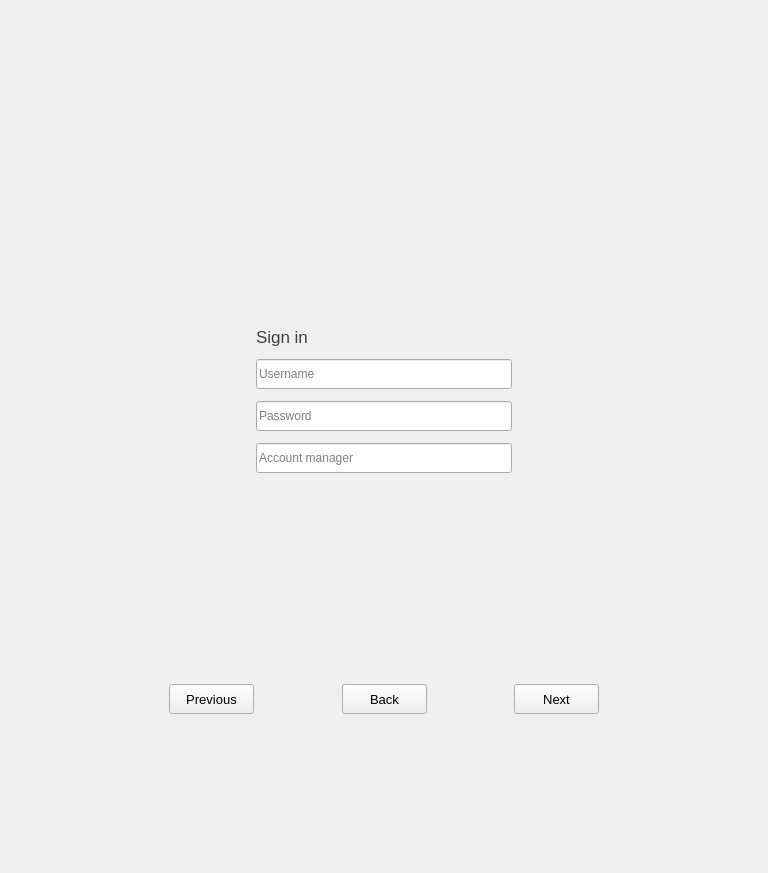
First picture: the form in newwizardwidget.ui, repository savoirfairelinux/jami-client-windows, before the edit.
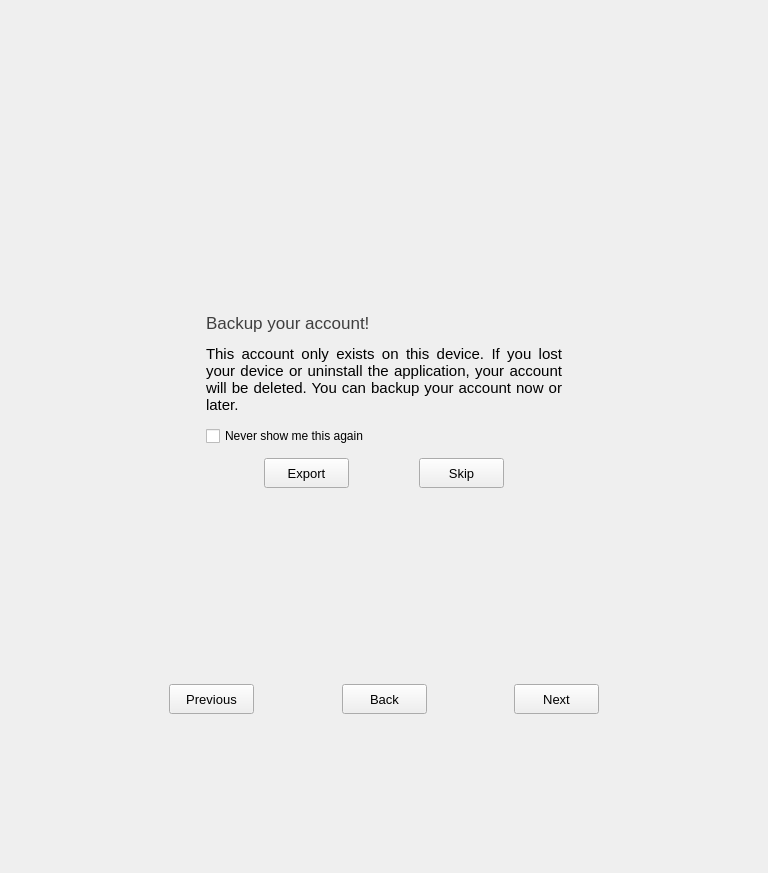
Second picture: the form after the edit. The open tabs and pages were chosen to show the change. Icons and pictures are not drawn. Custom widgets are drawn as their Qt base class.

Commit message: wizard: add backup keys page

```diff
--- a/newwizardwidget.ui
+++ b/newwizardwidget.ui
@@ -2193,6 +2193,228 @@
                  </item>
                 </layout>
                </widget>
+               <widget class="QWidget" name="backupKeysPage">
+                <layout class="QVBoxLayout" name="verticalLayout_22">
+                 <property name="spacing">
+                  <number>0</number>
+                 </property>
+                 <property name="leftMargin">
+                  <number>0</number>
+                 </property>
+                 <property name="topMargin">
+                  <number>0</number>
+                 </property>
+                 <property name="rightMargin">
+                  <number>0</number>
+                 </property>
+                 <property name="bottomMargin">
+                  <number>0</number>
+                 </property>
+                 <item>
+                  <spacer name="verticalSpacer_18">
+                   <property name="orientation">
+                    <enum>Qt::Vertical</enum>
+                   </property>
+                   <property name="sizeHint" stdset="0">
+                    <size>
+                     <width>20</width>
+                     <height>40</height>
+                    </size>
+                   </property>
+                  </spacer>
+                 </item>
+                 <item>
+                  <layout class="QVBoxLayout" name="verticalLayout_15">
+                   <property name="spacing">
+                    <number>12</number>
+                   </property>
+                   <property name="topMargin">
+                    <number>0</number>
+                   </property>
+                   <item>
+                    <widget class="QLabel" name="backupKeysLabel">
+                     <property name="minimumSize">
+                      <size>
+                       <width>256</width>
+                       <height>0</height>
+                      </size>
+                     </property>
+                     <property name="maximumSize">
+                      <size>
+                       <width>16777215</width>
+                       <height>16777215</height>
+                      </size>
+                     </property>
+                     <property name="font">
+                      <font>
+                       <pointsize>13</pointsize>
+                      </font>
+                     </property>
+                     <property name="styleSheet">
+                      <string notr="true">color: rgb(63, 63, 63)</string>
+                     </property>
+                     <property name="text">
+                      <string>Backup your account!</string>
+                     </property>
+                    </widget>
+                   </item>
+                   <item>
+                    <widget class="QLabel" name="backupInfoLabel">
+                     <property name="minimumSize">
+                      <size>
+                       <width>0</width>
+                       <height>0</height>
+                      </size>
+                     </property>
+                     <property name="maximumSize">
+                      <size>
+                       <width>16777215</width>
+                       <height>16777215</height>
+                      </size>
+                     </property>
+                     <property name="font">
+                      <font>
+                       <pointsize>11</pointsize>
+                      </font>
+                     </property>
+                     <property name="text">
+                      <string>This account only exists on this device. If you lost your device or uninstall the application, your account will be deleted. You can backup your account now or later.</string>
+                     </property>
+                     <property name="alignment">
+                      <set>Qt::AlignJustify|Qt::AlignVCenter</set>
+                     </property>
+                     <property name="wordWrap">
+                      <bool>true</bool>
+                     </property>
+                    </widget>
+                   </item>
+                   <item>
+                    <widget class="QCheckBox" name="neverShowAgainBox">
+                     <property name="minimumSize">
+                      <size>
+                       <width>0</width>
+                       <height>0</height>
+                      </size>
+                     </property>
+                     <property name="maximumSize">
+                      <size>
+                       <width>16777215</width>
+                       <height>16777215</height>
+                      </size>
+                     </property>
+                     <property name="text">
+                      <string>Never show me this again</string>
+                     </property>
+                    </widget>
+                   </item>
+                   <item>
+                    <layout class="QHBoxLayout" name="horizontalLayout_19">
+                     <item>
+                      <spacer name="horizontalSpacer_16">
+                       <property name="orientation">
+                        <enum>Qt::Horizontal</enum>
+                       </property>
+                       <property name="sizeHint" stdset="0">
+                        <size>
+                         <width>40</width>
+                         <height>20</height>
+                        </size>
+                       </property>
+                      </spacer>
+                     </item>
+                     <item>
+                      <widget class="QPushButton" name="exportBtn">
+                       <property name="minimumSize">
+                        <size>
+                         <width>85</width>
+                         <height>30</height>
+                        </size>
+                       </property>
+                       <property name="maximumSize">
+                        <size>
+                         <width>85</width>
+                         <height>30</height>
+                        </size>
+                       </property>
+                       <property name="font">
+                        <font>
+                         <pointsize>10</pointsize>
+                        </font>
+                       </property>
+                       <property name="text">
+                        <string>Export</string>
+                       </property>
+                      </widget>
+                     </item>
+                     <item>
+                      <spacer name="horizontalSpacer_14">
+                       <property name="orientation">
+                        <enum>Qt::Horizontal</enum>
+                       </property>
+                       <property name="sizeHint" stdset="0">
+                        <size>
+                         <width>40</width>
+                         <height>20</height>
+                        </size>
+                       </property>
+                      </spacer>
+                     </item>
+                     <item>
+                      <widget class="QPushButton" name="skipBtn">
+                       <property name="minimumSize">
+                        <size>
+                         <width>85</width>
+                         <height>30</height>
+                        </size>
+                       </property>
+                       <property name="maximumSize">
+                        <size>
+                         <width>85</width>
+                         <height>30</height>
+                        </size>
+                       </property>
+                       <property name="font">
+                        <font>
+                         <pointsize>10</pointsize>
+                        </font>
+                       </property>
+                       <property name="text">
+                        <string>Skip</string>
+                       </property>
+                      </widget>
+                     </item>
+                     <item>
+                      <spacer name="horizontalSpacer_19">
+                       <property name="orientation">
+                        <enum>Qt::Horizontal</enum>
+                       </property>
+                       <property name="sizeHint" stdset="0">
+                        <size>
+                         <width>40</width>
+                         <height>20</height>
+                        </size>
+                       </property>
+                      </spacer>
+                     </item>
+                    </layout>
+                   </item>
+                  </layout>
+                 </item>
+                 <item>
+                  <spacer name="verticalSpacer_24">
+                   <property name="orientation">
+                    <enum>Qt::Vertical</enum>
+                   </property>
+                   <property name="sizeHint" stdset="0">
+                    <size>
+                     <width>20</width>
+                     <height>40</height>
+                    </size>
+                   </property>
+                  </spacer>
+                 </item>
+                </layout>
+               </widget>
                <widget class="QWidget" name="importFromDevicePage">
                 <layout class="QVBoxLayout" name="verticalLayout_19">
                  <property name="spacing">
@@ -2494,6 +2716,11 @@
                        <height>16777215</height>
                       </size>
                      </property>
+                     <property name="font">
+                      <font>
+                       <pointsize>10</pointsize>
+                      </font>
+                     </property>
                      <property name="text">
                       <string/>
                      </property>
@@ -2516,6 +2743,11 @@
                        <height>16777215</height>
                       </size>
                      </property>
+                     <property name="font">
+                      <font>
+                       <pointsize>10</pointsize>
+                      </font>
+                     </property>
                      <property name="inputMask">
                       <string/>
                      </property>
@@ -2541,6 +2773,11 @@
                        <height>16777215</height>
                       </size>
                      </property>
+                     <property name="font">
+                      <font>
+                       <pointsize>10</pointsize>
+                      </font>
+                     </property>
                      <property name="placeholderText">
                       <string>Account manager</string>
                      </property>
```
Left out of the diff: 31 changed lines with no effect on the pictures. The commit also changes 4 other files.
